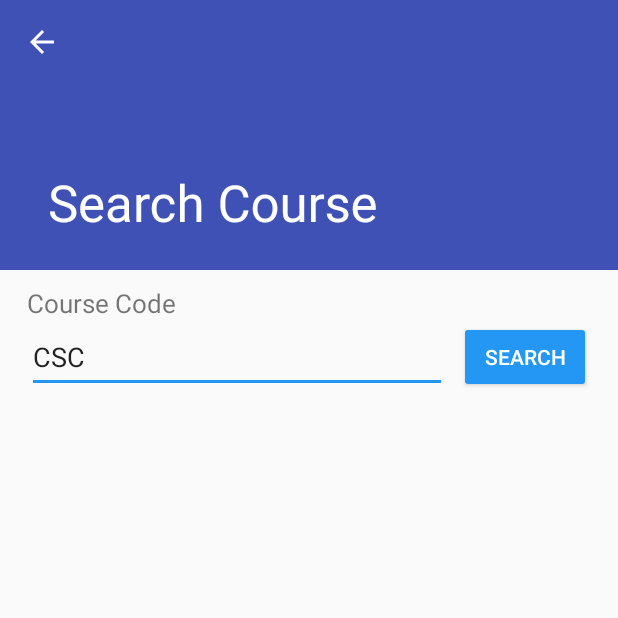
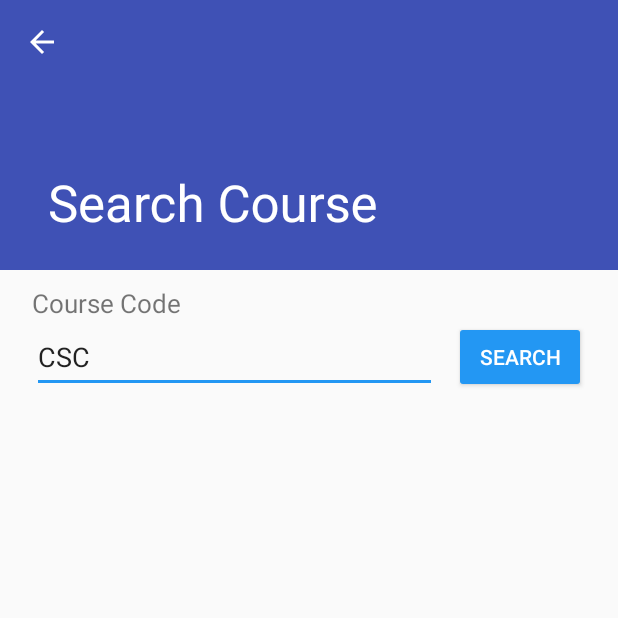
Before and after one commit to LesterLyu/UofT-Timetable, an Android app: the CourseSearcherActivity screen opened directly, with no data from a screen before it, after a tap on "SEARCH", on a phone screen of 412 x 824 dp, the top half of it. Run offline under Robolectric (Android 15) with nearby library versions, the phone set to English and light mode, and no system bars.

Commit message:
Compatible to Android Pie

```diff
--- a/app/src/main/java/com/lvds2000/AcornAPI/course/CourseSearcher.java
+++ b/app/src/main/java/com/lvds2000/AcornAPI/course/CourseSearcher.java
@@ -7,40 +7,55 @@ import com.lvds2000.AcornAPI.auth.RegistrationManager;
 import com.lvds2000.AcornAPI.enrol.EnrolledCourse;
 
 import java.io.IOException;
+import java.util.Arrays;
+import java.util.Collections;
 import java.util.HashMap;
 import java.util.Map;
 import java.util.Map.Entry;
 
 import okhttp3.Call;
 import okhttp3.Callback;
+import okhttp3.CipherSuite;
+import okhttp3.ConnectionSpec;
 import okhttp3.OkHttpClient;
 import okhttp3.Request;
 import okhttp3.Response;
+import okhttp3.TlsVersion;
 
 
-
-
-public class CourseSearcher{
+public class CourseSearcher {
 
     private OkHttpClient client;
 
-	private static OkHttpClient iitClient = new OkHttpClient.Builder().build();;
+    private static OkHttpClient iitClient = new OkHttpClient.Builder()
+            .connectionSpecs(Collections.singletonList(
+                    new ConnectionSpec.Builder(ConnectionSpec.COMPATIBLE_TLS)
+                    .tlsVersions(TlsVersion.TLS_1_2)
+                    .cipherSuites(
+                            CipherSuite.TLS_ECDHE_ECDSA_WITH_AES_128_GCM_SHA256,
+                            CipherSuite.TLS_ECDHE_RSA_WITH_AES_128_GCM_SHA256,
+                            CipherSuite.TLS_DHE_RSA_WITH_AES_128_GCM_SHA256,
+                            CipherSuite.TLS_ECDH_RSA_WITH_AES_256_GCM_SHA384,
+                            CipherSuite.TLS_ECDHE_RSA_WITH_AES_256_GCM_SHA384)
+                    .build()))
+            .build();
 
     private RegistrationManager registrationManager;
 
-	public CourseSearcher(OkHttpClient client, RegistrationManager registrationManager){
+    public CourseSearcher(OkHttpClient client, RegistrationManager registrationManager) {
         this.client = client;
         this.registrationManager = registrationManager;
-        this.iitClient = new OkHttpClient.Builder().build();
+//		this.iitClient = new OkHttpClient.Builder().build();
     }
 
-	public EnrolledCourse searchCourse(String courseCode, String courseSessionCode, String sectionCode, int registrationIndex){
+    public EnrolledCourse searchCourse(String courseCode, String courseSessionCode, String sectionCode, int registrationIndex) {
         return null;
     }
 
 
     /**
      * iit
+     *
      * @param r
      * @return
      */
@@ -48,7 +63,6 @@ public class CourseSearcher{
 
         Request request = new Request.Builder()
                 .url("https://timetable.iit.artsci.utoronto.ca/api/20189/courses?code=" + code)
-                .get()
                 .build();
 
         try {
@@ -62,7 +76,7 @@ public class CourseSearcher{
                 @Override
                 public void onResponse(Call call, Response response) throws IOException {
                     String body = response.body().string();
-					if(body.trim().equals("[]")) {
+                    if (body.trim().equals("[]")) {
                         r.failure();
                         return;
                     }
@@ -70,9 +84,9 @@ public class CourseSearcher{
                     JsonParser parser = new JsonParser();
                     JsonObject obj = parser.parse(body).getAsJsonObject();
 
-					for(Entry<String, JsonElement> entry: obj.entrySet()){
+                    for (Entry<String, JsonElement> entry : obj.entrySet()) {
                         String courseCode = entry.getKey().substring(0, 8);
-						if(courses.keySet().contains(courseCode))
+                        if (courses.keySet().contains(courseCode))
                             continue;
                         courses.put(courseCode, entry.getValue().getAsJsonObject());
                     }
@@ -86,5 +100,4 @@ public class CourseSearcher{
     }
 
 
-
 }
--- a/app/src/main/java/com/lvds2000/uoft_timetable/TimetableFragment.java
+++ b/app/src/main/java/com/lvds2000/uoft_timetable/TimetableFragment.java
@@ -556,7 +556,7 @@ public class TimetableFragment extends Fragment {
                             //System.out.println(day.getDayOfWeek());
                             weekNum = dayToNum.get(day.getDayOfWeek());
                             //System.out.println( weekNum[courseNum]);
-                            SimpleDateFormat format = new SimpleDateFormat("hh:mma", Locale.CANADA);
+                            SimpleDateFormat format = new SimpleDateFormat("hh:mma", Locale.ENGLISH);
                             try {
                                 startTime = format.parse(day.getStartTime()).getHours();
                                 endTime = format.parse(day.getEndTime()).getHours();
--- a/app/src/main/res/layout/content_course_searcher.xml
+++ b/app/src/main/res/layout/content_course_searcher.xml
@@ -21,16 +21,20 @@
             android:layout_height="wrap_content">
 
             <TextView
-                android:paddingLeft="@dimen/screen_percentage_05"
-                android:paddingRight="@dimen/screen_percentage_05"
+                android:paddingLeft="5pt"
+                android:paddingRight="5pt"
+                android:paddingStart="5pt"
+                android:paddingEnd="5pt"
                 android:layout_width="wrap_content"
                 android:layout_height="match_parent"
                 android:textSize="17sp"
-                android:text="@string/course_code"/>
+                android:text="@string/course_code" />
 
             <LinearLayout
-                android:paddingLeft="@dimen/screen_percentage_05"
-                android:paddingRight="@dimen/screen_percentage_05"
+                android:paddingLeft="5pt"
+                android:paddingRight="5pt"
+                android:paddingStart="5pt"
+                android:paddingEnd="5pt"
                 android:orientation="horizontal"
                 android:layout_width="match_parent"
                 android:layout_height="match_parent">
@@ -43,9 +47,9 @@
                     android:singleLine="true"
                     android:layout_height="match_parent" />
 
-                <android.support.v4.widget.Space
-                    android:layout_width="@dimen/screen_percentage_05"
-                    android:layout_height="wrap_content" />
+                <Space
+                    android:layout_height="wrap_content"
+                    android:layout_width="5pt" />
 
                 <Button
                     style="@style/Widget.AppCompat.Button.Colored"
--- a/build.gradle
+++ b/build.gradle
@@ -8,10 +8,11 @@ buildscript {
             url 'https://maven.google.com/'
             name 'Google'
         }
+        google()
     }
     dependencies {
-        classpath 'com.android.tools.build:gradle:3.0.1'
-        classpath 'com.google.gms:google-services:3.0.0'
+        classpath 'com.android.tools.build:gradle:3.2.1'
+        classpath 'com.google.gms:google-services:4.2.0'
     }
 }
 
```
Also changed, not shown: app/build.gradle (+15 -17 lines), gradle/wrapper/gradle-wrapper.properties, 3 other files. Lines whose indentation alone changed are shown as unchanged.
